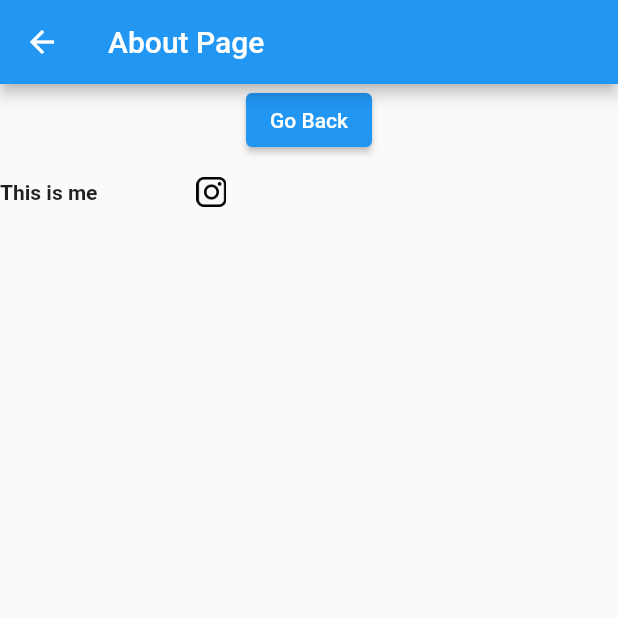
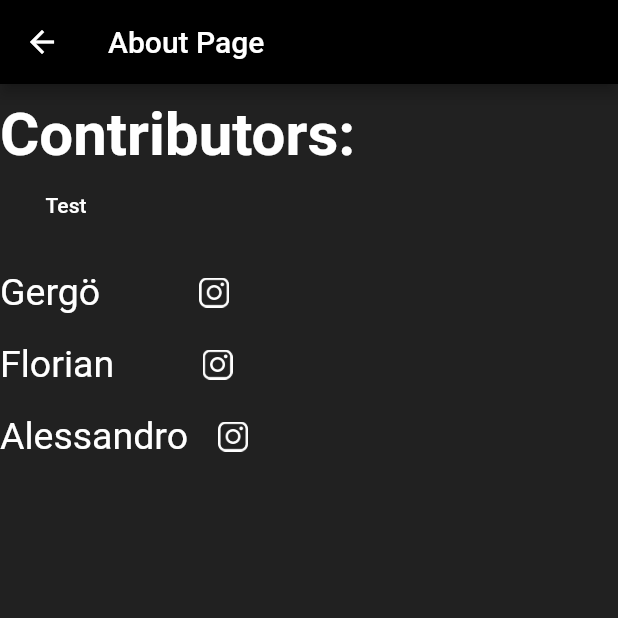
Before and after one commit to JAVABAUM/flutter_weatherapp, a Flutter app: the about screen opened directly, on a phone screen of 412 x 824 dp, the top half of it. Run offline on Flutter 3.47's test engine with Material 2 defaults, Android fonts, the phone set to English and light mode, and no system bars.

Commit message:
about page

```diff
--- a/flutter_app/lib/screens/about.dart
+++ b/flutter_app/lib/screens/about.dart
@@ -5,15 +5,130 @@ import 'package:url_launcher/url_launcher.dart';
 class about extends StatelessWidget {
   const about({Key? key}) : super(key: key);
 
+  createAlertDialog(BuildContext context) {
+    return showDialog(
+        context: context,
+        builder: (context) {
+          return AlertDialog(
+            title: Text("Contributors"),
+            titleTextStyle: TextStyle(
+              color: Colors.white,
+              fontSize: 25.0,
+            ),
+            backgroundColor: Colors.black87,
+            shape: RoundedRectangleBorder(
+                borderRadius: BorderRadius.all(Radius.circular(20.0))),
+            content: Container(
+              height: 144.0,
+              width: 50.0,
+              child: Column(
+                children: <Widget>[
+                  Row(
+                    children: [
+                      Text(
+                        "Gergö",
+                        style: TextStyle(
+                          color: Colors.white,
+                        ),
+                      ),
+                      FlatButton(
+                        color: Colors.black87,
+                        minWidth: 20,
+                        onPressed: () {
+                          _gergelyLink();
+                        },
+                        child: Image.asset(
+                          'assets/images/instagram.png',
+                          height: 20,
+                          width: 20,
+                          color: Colors.white,
+                        ),
+                      ),
+                    ],
+                  ),
+                  Row(
+                    children: [
+                      Text(
+                        "Florian",
+                        style: TextStyle(
+                          color: Colors.white,
+                        ),
+                      ),
+                      FlatButton(
+                        color: Colors.black87,
+                        minWidth: 20,
+                        onPressed: () {
+                          _florianLink();
+                        },
+                        child: Image.asset(
+                          'assets/images/instagram.png',
+                          height: 20,
+                          width: 20,
+                          color: Colors.white,
+                        ),
+                      ),
+                    ],
+                  ),
+                  Row(
+                    children: [
+                      Text(
+                        "Alessandro",
+                        style: TextStyle(
+                          color: Colors.white,
+                        ),
+                      ),
+                      FlatButton(
+                        color: Colors.black87,
+                        minWidth: 20,
+                        onPressed: () {
+                          _aleLink();
+                        },
+                        child: Image.asset(
+                          'assets/images/instagram.png',
+                          height: 20,
+                          width: 20,
+                          color: Colors.white,
+                        ),
+                      ),
+                    ],
+                  ),
+                ],
+              ),
+            ),
+          );
+        });
+  }
+
   @override
   Widget build(BuildContext context) {
     return Scaffold(
       appBar: AppBar(
         title: const Text("About Page"),
+        backgroundColor: Colors.black,
       ),
-      body: Column(
+      body: Container(
+        color: Colors.black87,
+        child: Column(
+          crossAxisAlignment: CrossAxisAlignment.start,
           children: <Widget>[
-          ElevatedButton(
+            SizedBox(height: 10),
+            const Text(
+              'Contributors:',
+              style: TextStyle(
+                fontWeight: FontWeight.bold,
+                fontSize: 40.0,
+                color: Colors.white,
+              ),
+            ),
+            FlatButton(
+              onPressed: () {
+                createAlertDialog(context);
+              },
+              child: Text("Test"),
+              textColor: Colors.white,
+            ),
+
+            /* ElevatedButton(
               onPressed: () {
                 Navigator.push(
                   context,
@@ -21,34 +136,91 @@ class about extends StatelessWidget {
                 );
               },
               child: const Text("Go Back"),
+            ), */
+
+            SizedBox(
+              height: 10,
             ),
             Row(
               children: <Widget>[
                 const Text(
-                'This is me',
-                style: TextStyle(fontWeight: FontWeight.bold),
+                  'Gergö',
+                  style: TextStyle(
+                    fontSize: 25.0,
+                    color: Colors.white,
+                  ),
                 ),
                 SizedBox(width: 50),
                 FlatButton(
+                  minWidth: 20,
                   onPressed: () {
-                  _launchURL();
+                    _gergelyLink();
                   },
-                minWidth: 20,
                   child: Image.asset(
                     'assets/images/instagram.png',
                     height: 20,
                     width: 20,
+                    color: Colors.white,
+                  ),
+                ),
+              ],
+            ),
+            Row(
+              children: <Widget>[
+                const Text(
+                  'Florian',
+                  style: TextStyle(
+                    fontSize: 25.0,
+                    color: Colors.white,
+                  ),
+                ),
+                SizedBox(width: 43),
+                FlatButton(
+                  minWidth: 20,
+                  onPressed: () {
+                    _florianLink();
+                  },
+                  child: Image.asset(
+                    'assets/images/instagram.png',
+                    height: 20,
+                    width: 20,
+                    color: Colors.white,
+                  ),
+                ),
+              ],
+            ),
+            Row(
+              children: <Widget>[
+                const Text(
+                  'Alessandro',
+                  style: TextStyle(
+                    fontSize: 25.0,
+                    color: Colors.white,
+                  ),
+                ),
+                SizedBox(width: 4),
+                FlatButton(
+                  minWidth: 20,
+                  onPressed: () {
+                    _aleLink();
+                  },
+                  child: Image.asset(
+                    'assets/images/instagram.png',
+                    height: 20,
+                    width: 20,
+                    color: Colors.white,
                   ),
                 ),
               ],
             ),
           ],
         ),
+      ),
     );
   }
 }
 
-_launchURL() async {
+_gergelyLink() async {
   const url = 'https://instagram.com/d9geri';
   if (await canLaunch(url)) {
     await launch(url);
@@ -56,3 +228,21 @@ _launchURL() async {
     throw 'Could not launch $url';
   }
 }
+
+_florianLink() async {
+  const url = 'https://www.instagram.com/flo_mit_h_official/';
+  if (await canLaunch(url)) {
+    await launch(url);
+  } else {
+    throw 'Could not launch $url';
+  }
+}
+
+_aleLink() async {
+  const url = 'https://instagram.com/FlyLikeAle';
+  if (await canLaunch(url)) {
+    await launch(url);
+  } else {
+    throw 'Could not launch $url';
+  }
+}
```
Lines whose indentation alone changed are shown as unchanged.
